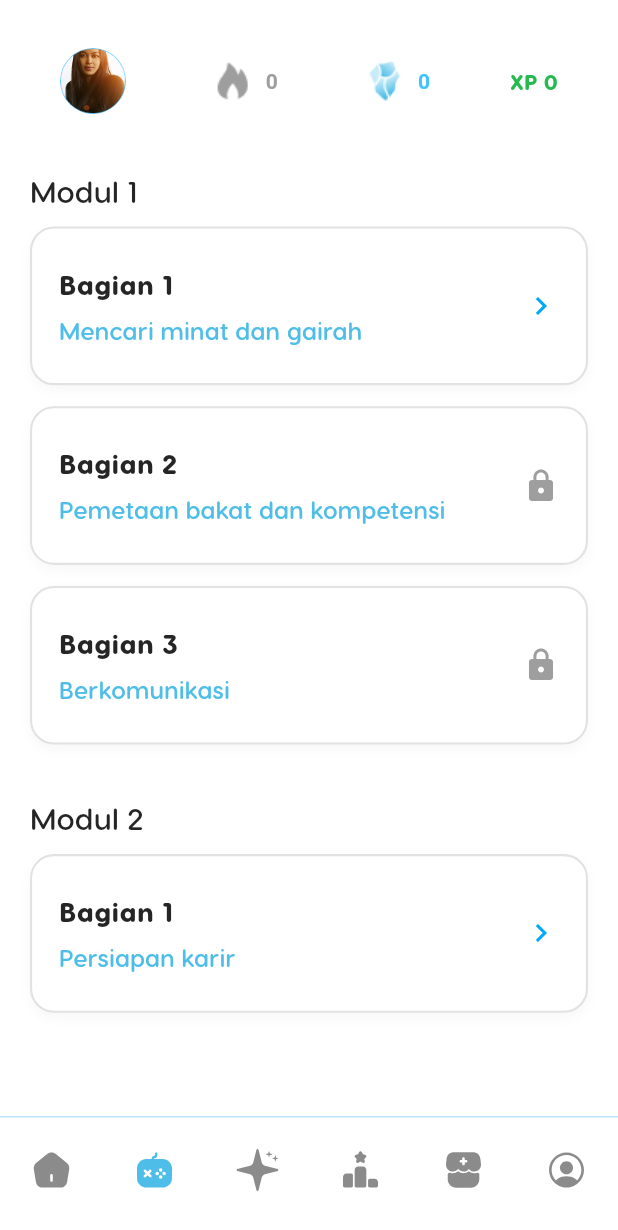
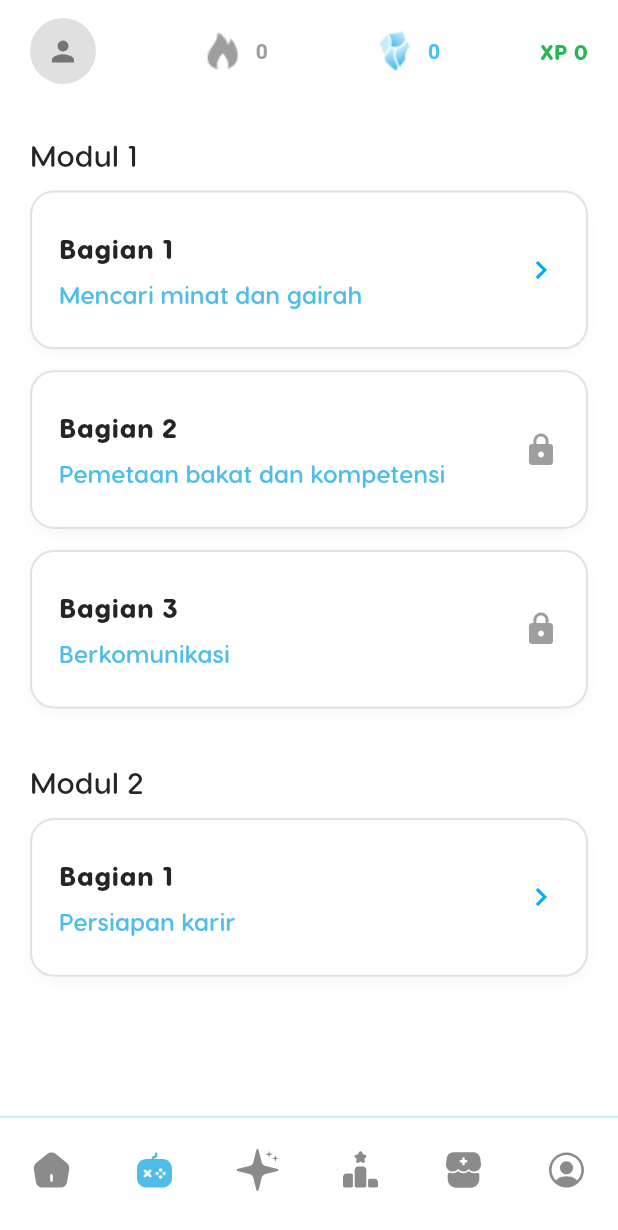
Before and after one commit to chindomiegoreng/mintrix, a Flutter app: the MainNavigationPage screen opened by its route, item 2 of the bottom bar chosen, on a phone screen of 412 x 824 dp. Shown: the top 1230 px of the screen. Run offline on Flutter 3.47's test engine with Material 3 defaults, Android fonts, the phone set to English and light mode, and no system bars; our stand-ins replace bloc, cached_network_image, chewie, dio, equatable, firebase_auth and 9 more; missing offline and left inert: flutter_pdfview, radar_chart, youtube_explode_dart; accounts and stored records are empty; network calls fail; statements that could not run were skipped; project files that could hold a hidden picture were left out.

Commit message:
Refactor GamePage and MainNavigationPage for improved layout and navigation handling; enhance GameHeaderWidget with consistent avatar styling

```diff
--- a/lib/features/game/presentation/pages/game_page.dart
+++ b/lib/features/game/presentation/pages/game_page.dart
@@ -53,13 +53,18 @@ class _GamePageState extends State<GamePage> {
     return Scaffold(
       backgroundColor: Colors.white,
       body: SafeArea(
+        child: Column(
+          children: [
+            const GameHeaderWidget(),
+            Expanded(
               child: SingleChildScrollView(
-          padding: const EdgeInsets.symmetric(horizontal: 20, vertical: 20),
+                padding: const EdgeInsets.symmetric(
+                  horizontal: 20,
+                  vertical: 20,
+                ),
                 child: Column(
                   crossAxisAlignment: CrossAxisAlignment.start,
                   children: [
-              const GameHeaderWidget(),
-              const SizedBox(height: 24),
                     _buildModule(context, "Modul 1", [
                       _buildSection(
                         context,
@@ -96,25 +101,12 @@ class _GamePageState extends State<GamePage> {
                         "modul2",
                         "bagian1",
                       ),
-                // _buildSection(
-                //   context,
-                //   "Bagian 2",
-                //   "Personal branding",
-                //   sectionLocked['modul2_bagian2'] ?? true,
-                //   "modul2",
-                //   "bagian2",
-                // ),
-                // _buildSection(
-                //   context,
-                //   "Bagian 3",
-                //   "Wawancara kerja",
-                //   sectionLocked['modul2_bagian3'] ?? true,
-                //   "modul2",
-                //   "bagian3",
-                // ),
                     ]),
                   ],
                 ),
+              ),
+            ),
+          ],
         ),
       ),
     );
--- a/lib/features/main/presentation/pages/main_navigation_page.dart
+++ b/lib/features/main/presentation/pages/main_navigation_page.dart
@@ -12,7 +12,7 @@ import 'package:mintrix/features/profile/presentation/pages/profile_page.dart';
 import 'package:mintrix/features/store/presentation/pages/store_page.dart';
 import 'package:mintrix/shared/theme.dart';
 
-// Model nggo Navigation Item
+// Model
 class NavItem {
   final String iconPath;
   final Widget page;
@@ -20,7 +20,6 @@ class NavItem {
   const NavItem({required this.iconPath, required this.page});
 }
 
-// Constants nggo Main Navigation
 class _MainNavigationConstants {
   static const double iconSize = 28.0;
   static const double bottomNavHeight = 70.0;
@@ -44,21 +43,45 @@ class _MainNavigationConstants {
   ];
 }
 
-class MainNavigationPage extends StatelessWidget {
+class MainNavigationPage extends StatefulWidget {
   const MainNavigationPage({super.key});
+
+  @override
+  State<MainNavigationPage> createState() => _MainNavigationPageState();
+}
+
+class _MainNavigationPageState extends State<MainNavigationPage> {
+  /// History untuk back button
+  final List<int> _history = [0];
 
   @override
   Widget build(BuildContext context) {
     return BlocBuilder<NavigationBloc, NavigationState>(
       builder: (context, state) {
-        return Scaffold(
-          body: _buildBody(state.index),
-          bottomNavigationBar: _buildBottomNavigationBar(context, state.index),
+        return WillPopScope(
+          onWillPop: () async {
+            if (_history.length > 1) {
+              _history.removeLast();
+              final lastIndex = _history.last;
+
+              context.read<NavigationBloc>().add(UpdateIndex(lastIndex));
+              return false; // jangan keluar app
+            }
+            return true; // boleh keluar kalau history sudah habis
+          },
+          child: Scaffold(
+            body: _buildBody(state.index),
+            bottomNavigationBar: _buildBottomNavigationBar(
+              context,
+              state.index,
+            ),
+          ),
         );
       },
     );
   }
 
+  // Body
   Widget _buildBody(int currentIndex) {
     return IndexedStack(
       index: currentIndex,
@@ -68,6 +91,7 @@ class MainNavigationPage extends StatelessWidget {
     );
   }
 
+  // Bottom Navbar
   Widget _buildBottomNavigationBar(BuildContext context, int currentIndex) {
     return Container(
       height: _MainNavigationConstants.bottomNavHeight + 10,
@@ -85,7 +109,7 @@ class MainNavigationPage extends StatelessWidget {
     );
   }
 
-  // Build navigation items karo custom SVG icons
+  // Semua item nav
   List<Widget> _buildNavigationItems(BuildContext context, int currentIndex) {
     return List.generate(_MainNavigationConstants.navItems.length, (index) {
       final item = _MainNavigationConstants.navItems[index];
@@ -100,7 +124,7 @@ class MainNavigationPage extends StatelessWidget {
     });
   }
 
-  // Build single navigation item
+  // Satu item nav
   Widget _buildNavItem({
     required BuildContext context,
     required String iconPath,
@@ -124,7 +148,7 @@ class MainNavigationPage extends StatelessWidget {
     );
   }
 
-  // Build custom SVG icon karo color change
+  // Icon SVG
   Widget _buildNavIcon({required String iconPath, required bool isActive}) {
     return SvgPicture.asset(
       iconPath,
@@ -137,8 +161,14 @@ class MainNavigationPage extends StatelessWidget {
     );
   }
 
-  // Handle navigation tap
+  // Logika onTap
   void _handleNavigation(BuildContext context, int index) {
-    context.read<NavigationBloc>().add(UpdateIndex(index));
+    final bloc = context.read<NavigationBloc>();
+
+    if (bloc.state.index != index) {
+      _history.add(index);
+    }
+
+    bloc.add(UpdateIndex(index));
   }
 }
```
Also changed, not shown: lib/widgets/game_header.dart (+53 -19 lines). Lines whose indentation alone changed are shown as unchanged.
